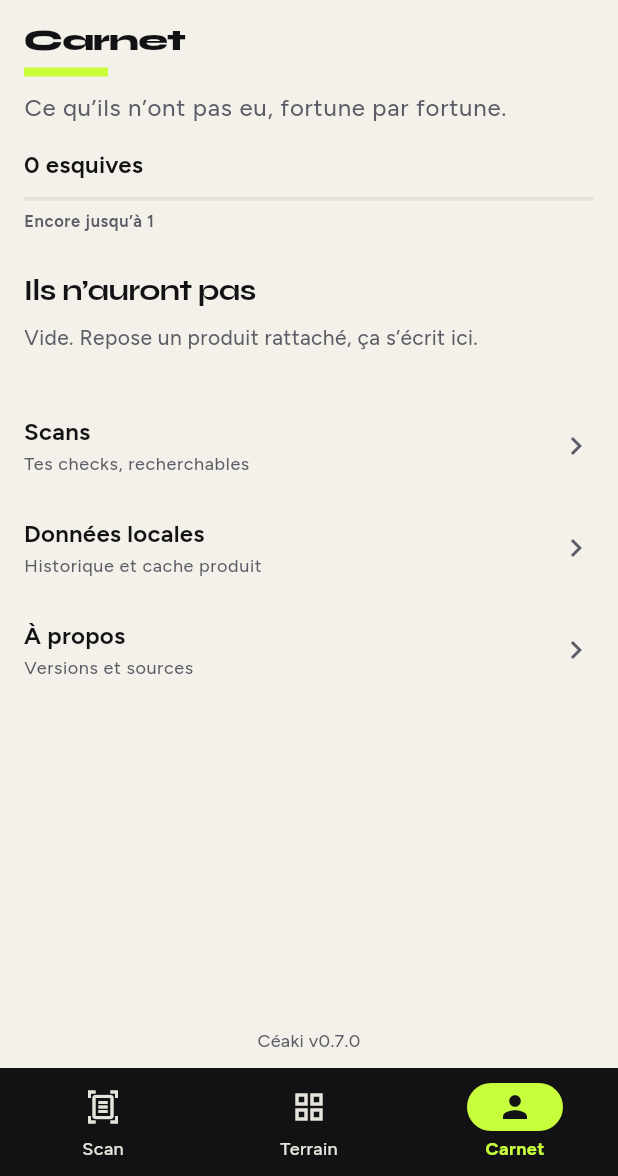
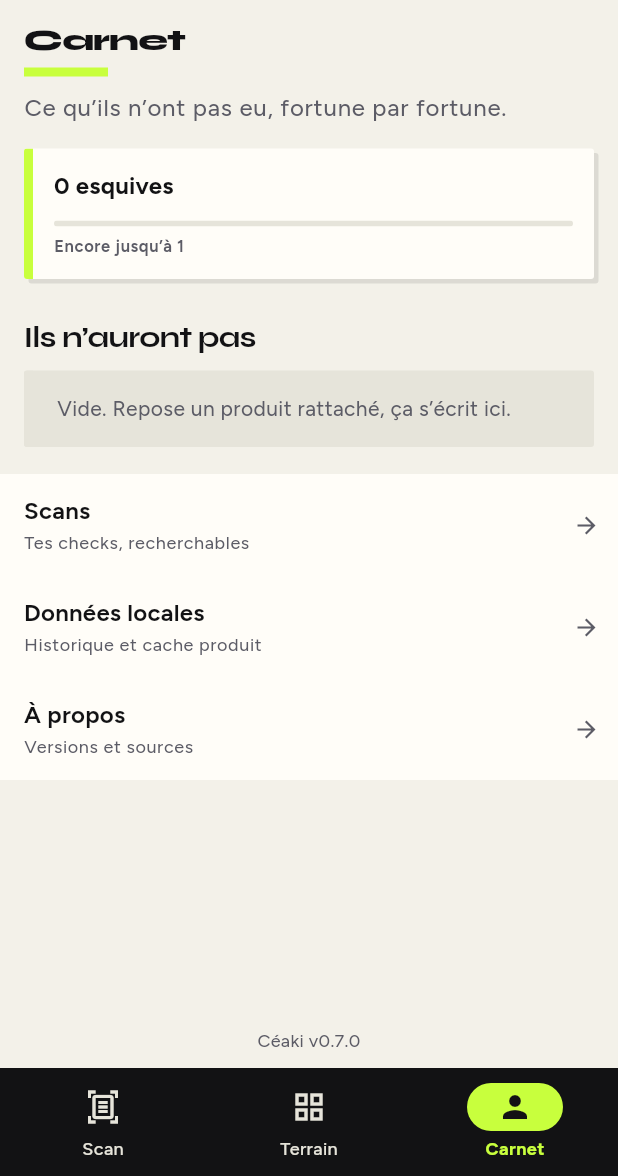
Before and after one commit to Enterenn/ceaki, a Flutter app: the screen it shows after launch, item 3 of the bottom bar chosen, on a phone screen of 412 x 824 dp, the part 60-1236 px from its top. Run offline on Flutter 3.47's test engine with Material 3 defaults, Android fonts, the phone set to English and light mode, and no system bars; our stand-ins replace drift, drift_flutter, flutter_riverpod, permission_handler; missing offline and left inert: mobile_scanner; accounts and stored records are empty; generated files the repository leaves out were written again.

Commit message:
Give Terrain and Carnet clearer badge-and-card rhythm.
Tone chips, stamped empty CTA, rank panel, and notebook rows as coral cards.

Co-authored-by: Cursor <cursoragent@cursor.com>

```diff
--- a/lib/ui/game/rank_card.dart
+++ b/lib/ui/game/rank_card.dart
@@ -1,9 +1,10 @@
 import 'package:flutter/material.dart';
 import 'package:transparence/domain/player_rank.dart';
 import 'package:transparence/l10n/app_localizations.dart';
+import 'package:transparence/ui/library/fiche_chrome.dart';
 import 'package:transparence/ui/theme.dart';
 
-/// Quiet milestone strip — paliers 1 / 10 / 50 without RPG chrome.
+/// Soft milestone card — paliers 1 / 10 / 50 without RPG chrome.
 class RankCard extends StatelessWidget {
   const RankCard({required this.rank, super.key});
 
@@ -13,28 +14,44 @@ class RankCard extends StatelessWidget {
   Widget build(BuildContext context) {
     final l10n = AppLocalizations.of(context);
     final theme = Theme.of(context);
-    return Column(
+    return FichePanel(
+      margin: EdgeInsets.zero,
+      padding: const EdgeInsets.fromLTRB(14, 14, 14, 14),
+      child: Column(
         crossAxisAlignment: CrossAxisAlignment.start,
         children: [
           Text(
             l10n.rankEsquives(rank.esquives),
-          style: theme.textTheme.titleMedium,
+            style: theme.textTheme.titleMedium?.copyWith(
+              fontVariations: const [FontVariation('wght', 700)],
+            ),
           ),
           if (rank.hasMilestone) ...[
-          const SizedBox(height: 4),
-          Text(
+            const SizedBox(height: 8),
+            DecoratedBox(
+              decoration: BoxDecoration(
+                color: TransparenceColors.lime,
+                borderRadius: TransparenceRadii.all,
+              ),
+              child: Padding(
+                padding: const EdgeInsets.symmetric(horizontal: 8, vertical: 4),
+                child: Text(
                   rank.title,
-            style: theme.textTheme.bodySmall?.copyWith(
-              color: TransparenceColors.mute,
+                  style: theme.textTheme.labelSmall?.copyWith(
+                    color: TransparenceColors.ink,
+                    fontVariations: const [FontVariation('wght', 700)],
+                  ),
+                ),
               ),
             ),
           ],
           if (!rank.isMax) ...[
-          const SizedBox(height: 10),
+            const SizedBox(height: 12),
             ClipRRect(
+              borderRadius: TransparenceRadii.all,
               child: LinearProgressIndicator(
                 value: rank.progress,
-              minHeight: 3,
+                minHeight: 4,
                 backgroundColor: TransparenceColors.mist,
                 color: TransparenceColors.ink,
               ),
@@ -48,6 +65,7 @@ class RankCard extends StatelessWidget {
             ),
           ],
         ],
+      ),
     );
   }
 }
--- a/lib/ui/you/you_page.dart
+++ b/lib/ui/you/you_page.dart
@@ -5,6 +5,7 @@ import 'package:transparence/application/notebook_lines.dart';
 import 'package:transparence/application/player_stats.dart';
 import 'package:transparence/l10n/app_localizations.dart';
 import 'package:transparence/ui/game/rank_card.dart';
+import 'package:transparence/ui/library/fiche_chrome.dart';
 import 'package:transparence/ui/library/fortune_page.dart';
 import 'package:transparence/ui/shell/hub_header.dart';
 import 'package:transparence/ui/theme.dart';
@@ -55,44 +56,53 @@ class YouPage extends ConsumerWidget {
                   error: (_, _) => const SizedBox.shrink(),
                   data: (lines) {
                     if (lines.isEmpty) {
-                      return Text(
+                      return FichePanel(
+                        margin: EdgeInsets.zero,
+                        accent: TransparenceColors.mist,
+                        color: TransparenceColors.mist,
+                        lifted: false,
+                        child: Text(
                           l10n.notebookEmpty,
                           style: theme.textTheme.bodyMedium?.copyWith(
                             color: TransparenceColors.mute,
+                          ),
                         ),
                       );
                     }
                     return Column(
                       children: [
-                        for (final line in lines)
+                        for (final line in lines) ...[
                           _NotebookRow(
                             countLabel:
                                 l10n.notebookLine(line.name, line.count),
+                            count: line.count,
                             onTap: () => _open(
                               context,
                               FortunePage(fortuneId: line.fortuneId),
                             ),
                           ),
+                          const SizedBox(height: 10),
+                        ],
                       ],
                     );
                   },
                 ),
               ),
               Padding(
-                padding: const EdgeInsets.fromLTRB(16, 28, 16, 0),
+                padding: const EdgeInsets.fromLTRB(0, 18, 0, 0),
                 child: Column(
                   children: [
-                    _ProfileLink(
+                    FicheNavRow(
                       title: l10n.scanHistoryTitle,
                       subtitle: l10n.profileHistorySub,
                       onTap: () => _open(context, const HistoryPage()),
                     ),
-                    _ProfileLink(
+                    FicheNavRow(
                       title: l10n.profileDataTitle,
                       subtitle: l10n.profileDataSub,
                       onTap: () => _open(context, const DataPage()),
                     ),
-                    _ProfileLink(
+                    FicheNavRow(
                       title: l10n.profileAboutTitle,
                       subtitle: l10n.profileAboutSub,
                       onTap: () => _open(context, const AboutPage()),
@@ -131,76 +141,63 @@ class YouPage extends ConsumerWidget {
 class _NotebookRow extends StatelessWidget {
   const _NotebookRow({
     required this.countLabel,
+    required this.count,
     required this.onTap,
   });
 
   final String countLabel;
+  final int count;
   final VoidCallback onTap;
 
   @override
   Widget build(BuildContext context) {
     final theme = Theme.of(context);
-    return InkWell(
+    return Material(
+      color: Colors.transparent,
+      child: InkWell(
         onTap: onTap,
-      child: Padding(
-        padding: const EdgeInsets.symmetric(vertical: 10),
+        borderRadius: TransparenceRadii.all,
+        child: FichePanel(
+          accent: TransparenceColors.coral,
+          margin: EdgeInsets.zero,
+          padding: const EdgeInsets.fromLTRB(14, 14, 12, 14),
           child: Row(
             children: [
-            Container(width: 6, height: 28, color: TransparenceColors.coral),
-            const SizedBox(width: 12),
               Expanded(
                 child: Text(countLabel, style: theme.textTheme.titleMedium),
               ),
-            const Icon(Icons.chevron_right, color: TransparenceColors.mute),
+              DecoratedBox(
+                decoration: BoxDecoration(
+                  color: TransparenceColors.coral.withValues(alpha: 0.12),
+                  borderRadius: TransparenceRadii.all,
+                  border: Border.all(
+                    color: TransparenceColors.coral.withValues(alpha: 0.4),
+                  ),
+                ),
+                child: Padding(
+                  padding: const EdgeInsets.symmetric(
+                    horizontal: 8,
+                    vertical: 4,
+                  ),
+                  child: Text(
+                    '$count',
+                    style: theme.textTheme.labelMedium?.copyWith(
+                      color: TransparenceColors.coral,
+                      fontVariations: const [FontVariation('wght', 700)],
+                    ),
+                  ),
+                ),
+              ),
+              const SizedBox(width: 8),
+              const Icon(
+                Icons.arrow_forward,
+                size: 18,
+                color: TransparenceColors.mute,
+              ),
             ],
+          ),
         ),
       ),
     );
   }
 }
-
-class _ProfileLink extends StatelessWidget {
-  const _ProfileLink({
-    required this.title,
-    required this.subtitle,
-    required this.onTap,
-  });
-
-  final String title;
-  final String subtitle;
-  final VoidCallback onTap;
-
-  @override
-  Widget build(BuildContext context) {
-    final theme = Theme.of(context);
-    return InkWell(
-      onTap: onTap,
-      child: Padding(
-        padding: const EdgeInsets.symmetric(vertical: 14),
-        child: Row(
-          children: [
-            Expanded(
-              child: Column(
-                crossAxisAlignment: CrossAxisAlignment.start,
-                children: [
-                  Text(title, style: theme.textTheme.titleMedium),
-                  const SizedBox(height: 2),
-                  Text(
-                    subtitle,
-                    style: theme.textTheme.bodySmall?.copyWith(
-                      color: TransparenceColors.mute,
-                    ),
-                  ),
-                ],
-              ),
-            ),
-            const Icon(
-              Icons.chevron_right,
-              color: TransparenceColors.mute,
-            ),
-          ],
-        ),
-      ),
-    );
-  }
-}
```
Also changed, not shown: lib/ui/library/library_page.dart (+24 -4 lines). Lines whose indentation alone changed are shown as unchanged.
